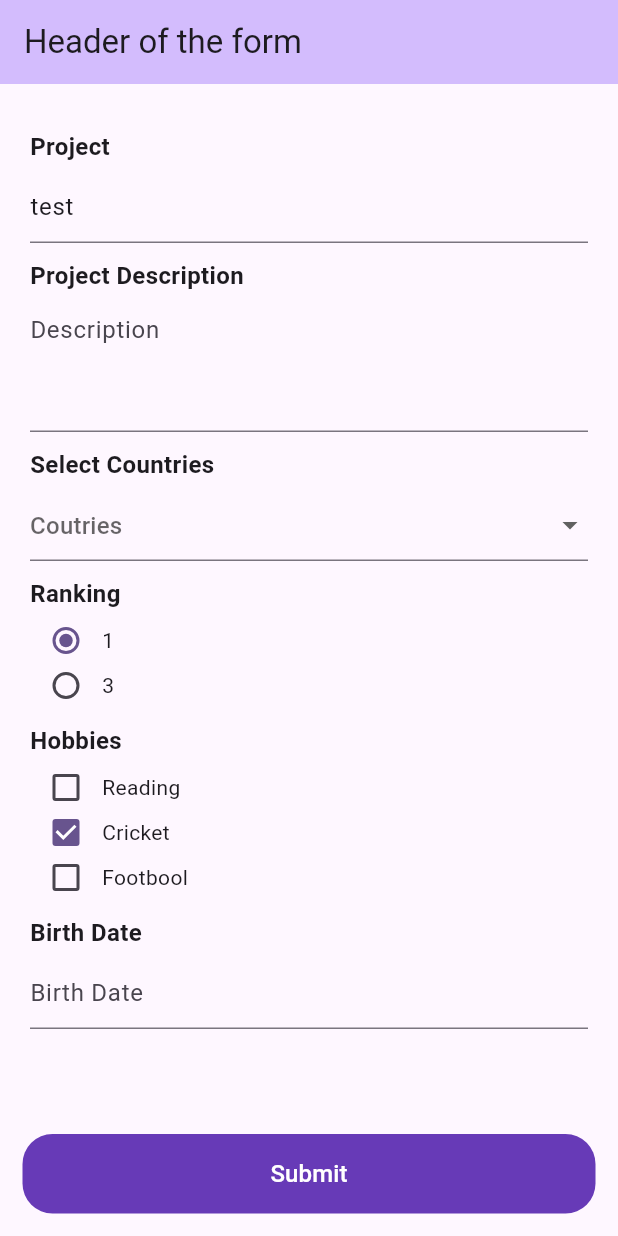
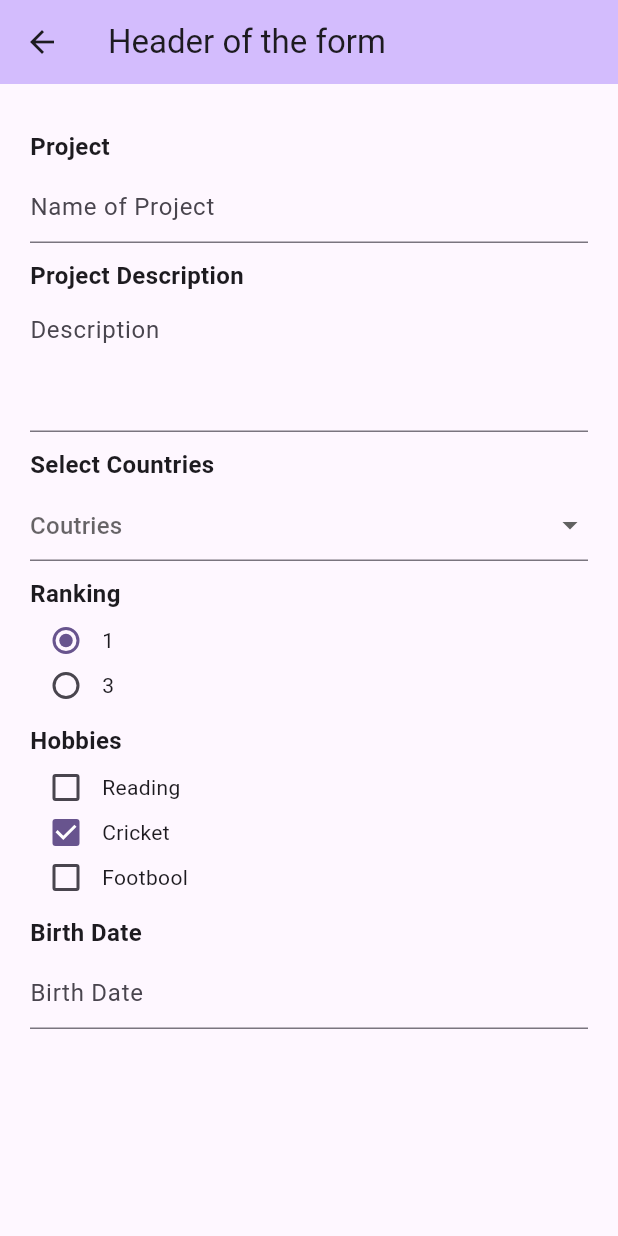
Before and after one commit to Jasminsojitra/DynamicControllers, a Flutter app: the screen it shows after launch, after a tap on "Submit", on a phone screen of 412 x 824 dp. Run offline on Flutter 3.47's test engine with Material 3 defaults, Android fonts, the light colour scheme and no system bars.

Commit message:
Data fill on next page

```diff
--- a/lib/form_page.dart
+++ b/lib/form_page.dart
@@ -7,7 +7,8 @@ import 'package:intl/intl.dart';
 import 'control_model.dart';
 
 class MyHomePage extends StatefulWidget {
-  const MyHomePage({super.key});
+  ControlsModel? controlForm;
+  MyHomePage({this.controlForm, super.key});
 
   // This widget is the home page of your application. It is stateful, meaning
   // that it has a State object (defined below) that contains fields that affect
@@ -29,6 +30,7 @@ class _MyHomePageState extends State<MyHomePage> {
   void initState() {
     // TODO: implement initState
     super.initState();
+    if (widget.controlForm == null) {
       var data = {
         "form": {
           "id": "12318391",
@@ -39,7 +41,7 @@ class _MyHomePageState extends State<MyHomePage> {
               "type": "Textbox",
               "header": "Project",
               "values": [],
-            "defaultValue": "test",
+              "defaultValue": "",
             },
             {
               "name": "Description",
@@ -96,6 +98,9 @@ class _MyHomePageState extends State<MyHomePage> {
       };
       controlModel = ControlsModel.fromJson(data);
       print(controlModel);
+    } else {
+      controlModel = widget.controlForm!;
+    }
   }
 
   @override
@@ -341,7 +346,8 @@ class _MyHomePageState extends State<MyHomePage> {
               return Container();
             }
           }),
-      bottomNavigationBar: Padding(
+      bottomNavigationBar: widget.controlForm == null
+          ? Padding(
               padding: const EdgeInsets.all(15.0),
               child: TextButton(
                 style: TextButton.styleFrom(
@@ -357,8 +363,19 @@ class _MyHomePageState extends State<MyHomePage> {
                 onPressed: () {
                   print("Data");
                   print(jsonEncode(controlModel.form.controls));
+
+                  Navigator.push(
+                    context,
+                    MaterialPageRoute(
+                        builder: (context) => MyHomePage(
+                              controlForm: controlModel,
+                            )),
+                  );
                 },
               ),
+            )
+          : SizedBox(
+              height: 0,
             ),
     );
   }
--- a/lib/main.dart
+++ b/lib/main.dart
@@ -33,7 +33,7 @@ class MyApp extends StatelessWidget {
         colorScheme: ColorScheme.fromSeed(seedColor: Colors.deepPurple),
         useMaterial3: true,
       ),
-      home: const MyHomePage(),
+      home: MyHomePage(),
     );
   }
 }
```
Lines whose indentation alone changed are shown as unchanged.
